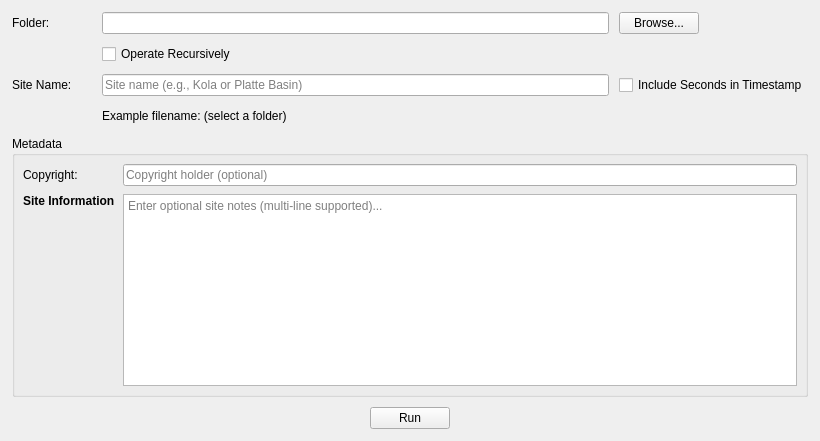
Before: the Qt Designer form src/GRIME_AI/dialogs/image_organizer/QDialog_ImageOrganizer.ui in JohnStranzl/GRIME-AI, drawn with Qt 5.
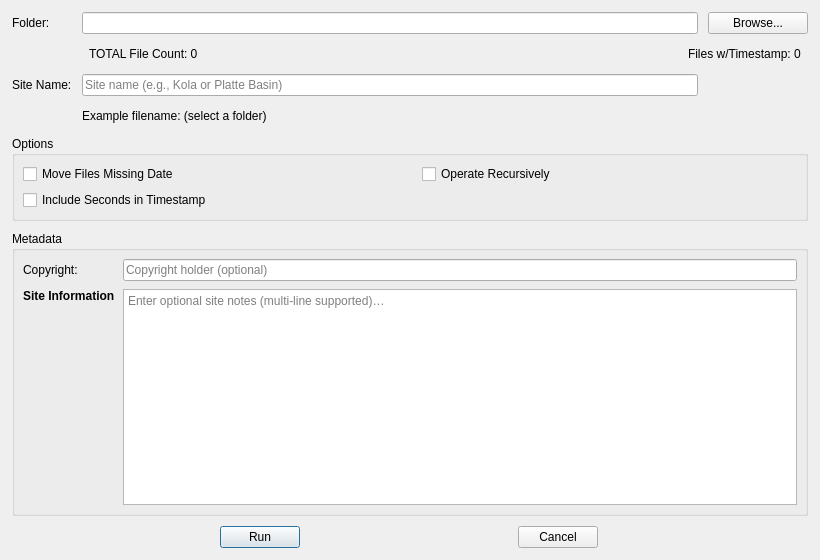
After: the same form once the commit is applied.

Commit message: Major push of refactor and major features rollout.

What changed in the file:
```diff
--- a/src/GRIME_AI/dialogs/image_organizer/QDialog_ImageOrganizer.ui
+++ b/src/GRIME_AI/dialogs/image_organizer/QDialog_ImageOrganizer.ui
@@ -3,7 +3,7 @@
  <class>ImageOrganizerDialog</class>
  <widget class="QDialog" name="ImageOrganizerDialog">
   <property name="geometry">
-   <rect><x>0</x><y>0</y><width>820</width><height>440</height></rect>
+   <rect><x>0</x><y>0</y><width>820</width><height>560</height></rect>
   </property>
   <property name="windowTitle">
    <string>Image Organizer</string>
@@ -17,7 +17,7 @@
    <property name="bottomMargin"><number>12</number></property>
 
    <!-- Row 0: Folder -->
-   <item row="0" column="0" alignment="Qt::AlignLeft|Qt::AlignVCenter">
+   <item row="0" column="0">
     <widget class="QLabel" name="label_folder">
      <property name="text"><string>Folder:</string></property>
     </widget>
@@ -33,32 +33,62 @@
    </item>
    <item row="0" column="2">
     <widget class="QPushButton" name="src_btn">
- <property name="text"><string>Browse...</string></property>
- <property name="autoDefault"><bool>false</bool></property>
- <property name="sizePolicy">
-  <sizepolicy hsizetype="Fixed" vsizetype="Fixed">
-   <horstretch>0</horstretch>
-   <verstretch>0</verstretch>
-  </sizepolicy>
- </property>
-</widget>
+     <property name="text"><string>Browse...</string></property>
+     <property name="autoDefault"><bool>false</bool></property>
+     <property name="sizePolicy">
+      <sizepolicy hsizetype="Fixed" vsizetype="Fixed">
+       <horstretch>0</horstretch><verstretch>0</verstretch>
+      </sizepolicy>
+     </property>
+     <property name="minimumSize">
+      <size><width>100</width><height>0</height></size>
+     </property>
+     <property name="maximumSize">
+      <size><width>100</width><height>16777215</height></size>
+     </property>
+    </widget>
    </item>
 
    <!-- Row 1: Operate Recursively -->
    <item row="1" column="0">
     <spacer name="indent_recursive">
      <property name="orientation"><enum>Qt::Horizontal</enum></property>
-     <property name="sizeHint"><size><width>80</width><height>20</height></size></property>
+     <property name="sizeHint"><size><width>12</width><height>20</height></size></property>
     </spacer>
    </item>
    <item row="1" column="1" colspan="2">
-    <widget class="QCheckBox" name="recurse_chk">
-     <property name="text"><string>Operate Recursively</string></property>
-    </widget>
+    <layout class="QHBoxLayout" name="countsRow">
+     <item>
+      <spacer name="counts_left">
+       <property name="orientation"><enum>Qt::Horizontal</enum></property>
+      </spacer>
+     </item>
+     <item>
+      <widget class="QLabel" name="total_count_lbl">
+       <property name="text"><string>TOTAL File Count: 0</string></property>
+      </widget>
+     </item>
+     <item>
+      <spacer name="counts_mid">
+       <property name="orientation"><enum>Qt::Horizontal</enum></property>
+       <property name="sizeHint"><size><width>20</width><height>20</height></size></property>
+      </spacer>
+     </item>
+     <item>
+      <widget class="QLabel" name="ts_count_lbl">
+       <property name="text"><string>Files w/Timestamp: 0</string></property>
+      </widget>
+     </item>
+     <item>
+      <spacer name="counts_right">
+       <property name="orientation"><enum>Qt::Horizontal</enum></property>
+      </spacer>
+     </item>
+    </layout>
    </item>
 
-   <!-- Row 2: Site Name + Include Seconds -->
-   <item row="2" column="0" alignment="Qt::AlignLeft|Qt::AlignVCenter">
+   <!-- Row 2: Site Name (same visible width as Folder field) -->
+   <item row="2" column="0">
     <widget class="QLabel" name="label_site">
      <property name="text"><string>Site Name:</string></property>
     </widget>
@@ -73,32 +103,83 @@
      </property>
     </widget>
    </item>
-   <item row="2" column="2" alignment="Qt::AlignLeft|Qt::AlignVCenter">
-    <widget class="QCheckBox" name="sec_chk">
-     <property name="text"><string>Include Seconds in Timestamp</string></property>
-    </widget>
+   <item row="2" column="2">
+    <!-- spacer to visually match Browse button width -->
+    <spacer name="site_btn_space">
+     <property name="orientation"><enum>Qt::Horizontal</enum></property>
+     <property name="sizeHint"><size><width>100</width><height>20</height></size></property>
+    </spacer>
    </item>
 
-   <!-- Row 3: Example Filename -->
+   <!-- Row 3: Example filename -->
    <item row="3" column="0">
     <spacer name="indent_example">
      <property name="orientation"><enum>Qt::Horizontal</enum></property>
-     <property name="sizeHint"><size><width>80</width><height>20</height></size></property>
+     <property name="sizeHint"><size><width>12</width><height>20</height></size></property>
     </spacer>
    </item>
    <item row="3" column="1" colspan="2">
     <widget class="QLabel" name="example_lbl">
      <property name="text"><string>Example filename: (select a folder)</string></property>
-     <property name="sizePolicy">
-      <sizepolicy hsizetype="Expanding" vsizetype="Fixed">
-       <horstretch>1</horstretch><verstretch>0</verstretch>
-      </sizepolicy>
-     </property>
     </widget>
    </item>
 
    <!-- Row 4: Metadata Group -->
    <item row="4" column="0" colspan="3">
+    <widget class="QGroupBox" name="group_options">
+     <property name="title"><string>Options</string></property>
+     <layout class="QGridLayout" name="optionsLayout">
+      <property name="leftMargin"><number>8</number></property>
+      <property name="topMargin"><number>8</number></property>
+      <property name="rightMargin"><number>8</number></property>
+      <property name="bottomMargin"><number>8</number></property>
+      <property name="horizontalSpacing"><number>24</number></property>
+      <property name="verticalSpacing"><number>6</number></property>
+
+      <item row="0" column="0">
+       <widget class="QCheckBox" name="move_missing_chk">
+        <property name="text"><string>Move Files Missing Date</string></property>
+       </widget>
+      </item>
+      <item row="0" column="1">
+       <widget class="QCheckBox" name="recurse_chk">
+        <property name="text"><string>Operate Recursively</string></property>
+       </widget>
+      </item>
+
+      <!-- Row 1: Include Seconds + red warning in a single HBox -->
+      <item row="1" column="0" colspan="2">
+       <layout class="QHBoxLayout" name="secondsRow">
+        <property name="spacing"><number>10</number></property>
+        <item>
+         <widget class="QCheckBox" name="sec_chk">
+          <property name="text"><string>Include Seconds in Timestamp</string></property>
+         </widget>
+        </item>
+        <item>
+         <widget class="QLabel" name="sec_warn_lbl">
+          <property name="text"><string/></property>
+          <property name="styleSheet">
+           <string notr="true">color: #B22222; /* firebrick red */</string>
+          </property>
+          <property name="wordWrap"><bool>true</bool></property>
+          <property name="visible"><bool>false</bool></property>
+          <property name="sizePolicy">
+           <sizepolicy hsizetype="Expanding" vsizetype="Preferred">
+            <horstretch>1</horstretch><verstretch>0</verstretch>
+           </sizepolicy>
+          </property>
+         </widget>
+        </item>
+       </layout>
+      </item>
+
+     </layout>
+    </widget>
+   </item>
+
+   <!-- Row 5: Metadata -->
+   <item row="5" column="0" colspan="3">
     <widget class="QGroupBox" name="group_metadata">
      <property name="title"><string>Metadata</string></property>
      <layout class="QGridLayout" name="metaLayout">
@@ -109,13 +190,12 @@
       <property name="rightMargin"><number>8</number></property>
       <property name="bottomMargin"><number>8</number></property>
 
-      <!-- Copyright -->
-      <item row="0" column="0" alignment="Qt::AlignLeft|Qt::AlignVCenter">
+      <item row="0" column="0">
        <widget class="QLabel" name="label_copyright">
         <property name="text"><string>Copyright:</string></property>
        </widget>
       </item>
-      <item row="0" column="1">
+      <item row="0" column="1" colspan="2">
        <widget class="QLineEdit" name="copyright_edit">
         <property name="placeholderText"><string>Copyright holder (optional)</string></property>
         <property name="sizePolicy">
@@ -126,36 +206,45 @@
        </widget>
       </item>
 
-      <!-- Site Information (multiline) -->
-      <item row="1" column="0" alignment="Qt::AlignLeft|Qt::AlignTop">
+      <item row="1" column="0" alignment="Qt::AlignTop">
        <widget class="QLabel" name="label_siteinfo">
         <property name="text"><string>&lt;b&gt;Site Information&lt;/b&gt;</string></property>
        </widget>
       </item>
-      <item row="1" column="1">
+      <item row="1" column="1" colspan="2">
        <widget class="QTextEdit" name="site_info_edit">
         <property name="acceptRichText"><bool>false</bool></property>
-        <property name="sizePolicy">
-         <sizepolicy hsizetype="Expanding" vsizetype="Fixed">
-          <horstretch>1</horstretch><verstretch>1</verstretch>
-         </sizepolicy>
-        </property>
+        <property name="tabChangesFocus"><bool>true</bool></property>
+
+        <!-- wrap text at widget width, no horizontal scroll, vertical as needed -->
+        <property name="lineWrapMode"><enum>QTextEdit::WidgetWidth</enum></property>
+        <property name="wordWrapMode"><enum>QTextOption::WordWrap</enum></property>
+        <property name="horizontalScrollBarPolicy"><enum>Qt::ScrollBarAlwaysOff</enum></property>
         <property name="verticalScrollBarPolicy"><enum>Qt::ScrollBarAsNeeded</enum></property>
-        <property name="placeholderText"><string>Enter optional site notes (multi-line supported)...</string></property>
+
+        <property name="sizePolicy">
+         <sizepolicy hsizetype="Expanding" vsizetype="Preferred">
+          <horstretch>1</horstretch><verstretch>1</verstretch>
+         </sizepolicy>
+        </property>
+        <property name="placeholderText">
+         <string>Enter optional site notes (multi-line supported)…</string>
+        </property>
        </widget>
       </item>
      </layout>
     </widget>
    </item>
 
-   <!-- Row 6: Run (fixed width, centered) -->
+   <!-- Row 6: Buttons (side-by-side, centered, normal size) -->
    <item row="6" column="0" colspan="3">
-    <layout class="QHBoxLayout" name="row_run">
-     <item><spacer name="run_left"><property name="orientation"><enum>Qt::Horizontal</enum></property></spacer></item>
+    <layout class="QHBoxLayout" name="buttonsRow">
+     <property name="alignment"><set>Qt::AlignHCenter</set></property>
+     <property name="spacing"><number>10</number></property>
+
      <item>
       <widget class="QPushButton" name="run_btn">
        <property name="text"><string>Run</string></property>
-       <property name="autoDefault"><bool>false</bool></property>
        <property name="sizePolicy">
         <sizepolicy hsizetype="Fixed" vsizetype="Fixed">
          <horstretch>0</horstretch><verstretch>0</verstretch>
@@ -163,7 +252,16 @@
        </property>
       </widget>
      </item>
-     <item><spacer name="run_right"><property name="orientation"><enum>Qt::Horizontal</enum></property></spacer></item>
+     <item>
+      <widget class="QPushButton" name="cancel_btn">
+       <property name="text"><string>Cancel</string></property>
+       <property name="sizePolicy">
+        <sizepolicy hsizetype="Fixed" vsizetype="Fixed">
+         <horstretch>0</horstretch><verstretch>0</verstretch>
+        </sizepolicy>
+       </property>
+      </widget>
+     </item>
     </layout>
    </item>
 
```
Left out of the diff: 18 changed lines with no effect on the pictures. The commit also changes 147 other files.
